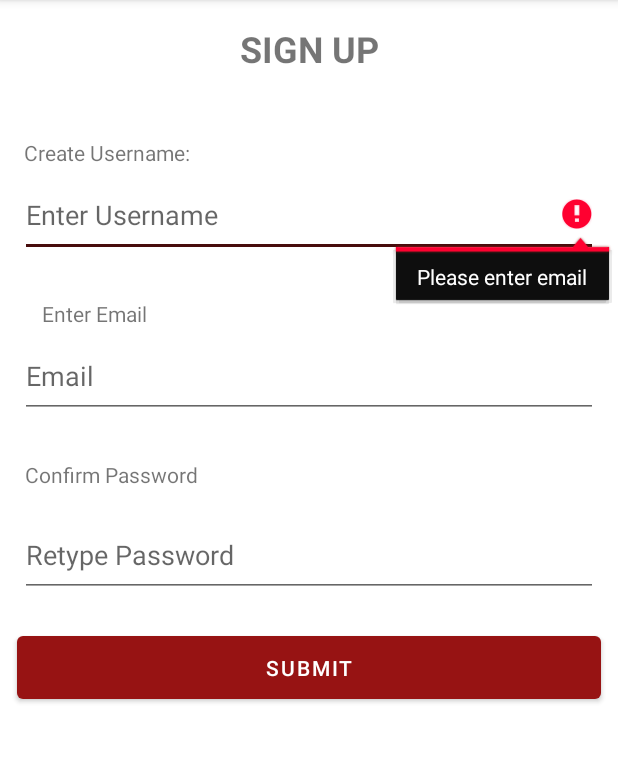
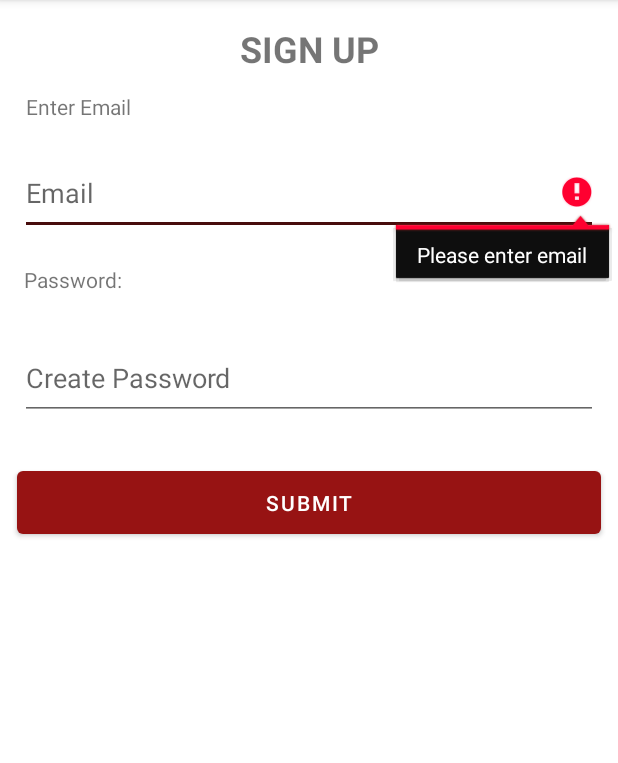
Before and after one commit to sticksung/Tow-Dow, an Android app: the SignupFragment screen opened through its navigation route, after a tap on "SUBMIT", on a phone screen of 412 x 824 dp, the part 84-847 px from its top. Run offline under Robolectric (Android 15) with nearby library versions, the phone set to English and light mode, and no system bars; our stand-ins replace Firebase (no records; nobody signed in at launch, a user with empty details on screens opened directly), navigation-ui.

Commit message:
Completed Authentication with Login/Signup -Added email verification feature too

```diff
--- a/app/src/main/java/com/example/towdow/SignupFragment.kt
+++ b/app/src/main/java/com/example/towdow/SignupFragment.kt
@@ -46,17 +46,18 @@ class SignupFragment : Fragment() {
     }
 
     private fun signUpUser() {
-        if (binding.createUsernameEnter.text.toString().isEmpty()) {
-            binding.createUsernameEnter.error = "Please enter email"
-            binding.createUsernameEnter.requestFocus()
-            return
-        }
 
 //        if (!Patterns.EMAIL_ADDRESS.matcher(binding.createEmailEnter.toString()).matches()) {
 //            binding.createEmailEnter.error = "Please enter valid email"
 //            binding.createEmailEnter.requestFocus()
 //            return
 //        }
+
+        if (binding.createEmailEnter.text.toString().isEmpty()) {
+            binding.createEmailEnter.error = "Please enter email"
+            binding.createEmailEnter.requestFocus()
+            return
+        }
 
         if (binding.createPasswordEnter.text.toString().isEmpty()) {
             binding.createPasswordEnter.error = "Please enter password"
@@ -65,14 +66,21 @@ class SignupFragment : Fragment() {
         }
 
         activity?.let {
-            auth.createUserWithEmailAndPassword(binding.createEmailEnter.toString(), binding.createPasswordEnter.toString())
+            auth.createUserWithEmailAndPassword(binding.createEmailEnter.text.toString(), binding.createPasswordEnter.text.toString())
                 .addOnCompleteListener(it) { task ->
                     if (task.isSuccessful) {
                         // Sign in success, update UI with the signed-in user's information
                         Log.d(TAG, "createUserWithEmail:success")
                         val user = auth.currentUser
+                        user?.sendEmailVerification()
+                            ?.addOnCompleteListener { task ->
+                                if (task.isSuccessful) {
+                                    view?.findNavController()?.navigate(R.id.action_signupFragment_to_loginFragment)
+                                }
+                            }
                     } else {
-                        Log.d("THIS IS TAG", task.isSuccessful.toString())
+                        Log.d("Email", binding.createEmailEnter.text.toString())
+                        Log.d("THIS IS TAG", task.exception.toString())
                         // If sign in fails, display a message to the user.
                         Toast.makeText(context, "Authentication failed.",
                             Toast.LENGTH_SHORT).show()
--- a/app/src/main/res/layout/signup_fragment.xml
+++ b/app/src/main/res/layout/signup_fragment.xml
@@ -27,52 +27,23 @@
             app:layout_constraintTop_toTopOf="parent" />
 
         <TextView
-            android:id="@+id/create_username_text"
+            android:id="@+id/create_email_text"
             android:layout_width="wrap_content"
             android:layout_height="wrap_content"
             android:layout_marginStart="16dp"
-            android:layout_marginTop="92dp"
-            android:layout_marginEnd="283dp"
-            android:text="@string/create_username"
-            app:layout_constraintEnd_toEndOf="parent"
-            app:layout_constraintHorizontal_bias="0.0"
-            app:layout_constraintStart_toStartOf="parent"
-            app:layout_constraintTop_toTopOf="parent" />
-
-        <EditText
-            android:id="@+id/create_username_enter"
-            android:layout_width="385dp"
-            android:layout_height="56dp"
-            android:layout_marginStart="13dp"
-            android:layout_marginTop="4dp"
-            android:layout_marginEnd="13dp"
-            android:ems="10"
-            android:hint="@string/enter_username"
-            android:inputType="textPersonName"
-            android:minHeight="48dp"
-            app:layout_constraintEnd_toEndOf="parent"
-            app:layout_constraintHorizontal_bias="0.0"
-            app:layout_constraintStart_toStartOf="parent"
-            app:layout_constraintTop_toBottomOf="@+id/create_username_text" />
-
-        <TextView
-            android:id="@+id/create_email_text"
-            android:layout_width="wrap_content"
-            android:layout_height="wrap_content"
-            android:layout_marginStart="13dp"
-            android:layout_marginTop="28dp"
-            android:layout_marginEnd="299dp"
+            android:layout_marginTop="61dp"
+            android:layout_marginEnd="324dp"
             android:text="@string/enter_email"
             app:layout_constraintEnd_toEndOf="parent"
             app:layout_constraintStart_toStartOf="parent"
-            app:layout_constraintTop_toBottomOf="@+id/create_username_enter" />
+            app:layout_constraintTop_toTopOf="parent" />
 
         <EditText
             android:id="@+id/create_email_enter"
             android:layout_width="385dp"
             android:layout_height="56dp"
             android:layout_marginStart="13dp"
-            android:layout_marginTop="4dp"
+            android:layout_marginTop="20dp"
             android:layout_marginEnd="13dp"
             android:ems="10"
             android:hint="@string/email"
@@ -88,10 +59,11 @@
             android:layout_width="128dp"
             android:layout_height="31dp"
             android:layout_marginStart="16dp"
-            android:layout_marginTop="28dp"
+            android:layout_marginTop="20dp"
             android:layout_marginEnd="267dp"
-            android:text="@string/confirm_password"
+            android:text="@string/password"
             app:layout_constraintEnd_toEndOf="parent"
+            app:layout_constraintHorizontal_bias="0.0"
             app:layout_constraintStart_toStartOf="parent"
             app:layout_constraintTop_toBottomOf="@+id/create_email_enter" />
 
@@ -100,10 +72,10 @@
             android:layout_width="385dp"
             android:layout_height="56dp"
             android:layout_marginStart="13dp"
-            android:layout_marginTop="4dp"
+            android:layout_marginTop="16dp"
             android:layout_marginEnd="13dp"
             android:ems="10"
-            android:hint="Retype Password"
+            android:hint="@string/create_password2"
             android:inputType="textPassword"
             android:minHeight="48dp"
             app:layout_constraintEnd_toEndOf="parent"
@@ -117,10 +89,11 @@
             android:layout_width="389dp"
             android:layout_height="54dp"
             android:layout_marginStart="11dp"
-            android:layout_marginTop="20dp"
+            android:layout_marginTop="28dp"
             android:layout_marginEnd="11dp"
             android:text="@string/submit"
             app:layout_constraintEnd_toEndOf="parent"
+            app:layout_constraintHorizontal_bias="0.0"
             app:layout_constraintStart_toStartOf="parent"
             app:layout_constraintTop_toBottomOf="@+id/create_password_enter" />
     </androidx.constraintlayout.widget.ConstraintLayout>
--- a/app/src/main/res/navigation/nav_graph.xml
+++ b/app/src/main/res/navigation/nav_graph.xml
@@ -25,6 +25,9 @@
         <action
             android:id="@+id/action_signupFragment_to_homeFragment"
             app:destination="@id/homeFragment" />
+        <action
+            android:id="@+id/action_signupFragment_to_loginFragment"
+            app:destination="@id/loginFragment" />
     </fragment>
     <fragment
         android:id="@+id/homeFragment"
--- a/app/src/main/res/values/strings.xml
+++ b/app/src/main/res/values/strings.xml
@@ -31,4 +31,6 @@
     <string name="create_forum">Create Forum</string>
     <string name="enter_email">Enter Email</string>
     <string name="email">Email</string>
+    <string name="email_txt">Email:</string>
+    <string name="create_password2">Create Password</string>
 </resources>
```
Also changed, not shown: app/src/main/java/com/example/towdow/LoginFragment.kt (+45 -2 lines), app/src/main/res/layout/login_fragment.xml (+9 -7 lines).
